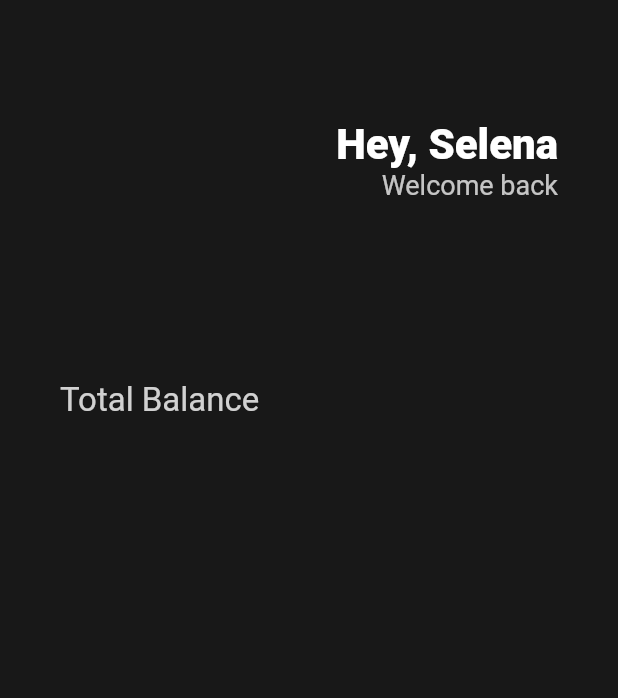
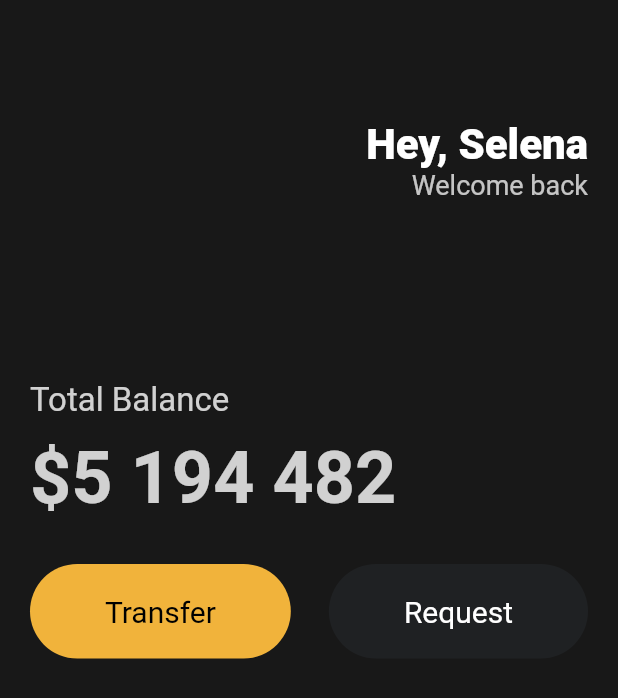
Before and after one commit to baekseungho/BitcoinWallet, a Flutter app: the screen it shows after launch, on a phone screen of 412 x 824 dp. Shown: the top 698 px of the screen. Run offline on Flutter 3.47's test engine with Material 2 defaults, Android fonts, the phone set to English and light mode, and no system bars.

Commit message:
create button class

```diff
--- a/lib/main.dart
+++ b/lib/main.dart
@@ -1,4 +1,5 @@
 import 'package:flutter/material.dart';
+import 'package:toonflix/widget/Button.dart';
 
 class Player {
   String? name;
@@ -9,20 +10,22 @@ class Player {
 void main() {
   var nico = Player();
   nico.name;
-  runApp(App());
+  runApp(const App());
 }
 
 class App extends StatelessWidget {
+  const App({super.key});
+
   @override
   Widget build(BuildContext context) {
     return MaterialApp(
       home: Scaffold(
-          backgroundColor: Color(0xFF181818),
+        backgroundColor: const Color(0xFF181818),
         body: Padding(
-            padding: EdgeInsets.symmetric(horizontal: 40),
+          padding: const EdgeInsets.symmetric(horizontal: 20),
           child:
               Column(crossAxisAlignment: CrossAxisAlignment.start, children: [
-              SizedBox(
+            const SizedBox(
               height: 80,
             ),
             Row(
@@ -47,19 +50,48 @@ class App extends StatelessWidget {
                       ),
                     ),
                   ],
-                  )
+                ),
               ],
             ),
-              SizedBox(
+            const SizedBox(
               height: 120,
             ),
             Text(
               'Total Balance',
+              style:
+                  TextStyle(fontSize: 22, color: Colors.white.withOpacity(0.8)),
+            ),
+            const SizedBox(
+              height: 10,
+            ),
+            Text(
+              '\$5 194 482',
               style: TextStyle(
-                    fontSize: 22, color: Colors.white.withOpacity(0.8)),
-              )
+                  fontSize: 48,
+                  fontWeight: FontWeight.w600,
+                  color: Colors.white.withOpacity(0.8)),
+            ),
+            const SizedBox(
+              height: 30,
+            ),
+            Row(
+              mainAxisAlignment: MainAxisAlignment.spaceBetween,
+              children: const [
+                Button(
+                  text: 'Transfer',
+                  bgColor: Color(0xFFF1B33B),
+                  textColor: Colors.black,
+                ),
+                Button(
+                  text: 'Request',
+                  bgColor: Color(0xFF1F2123),
+                  textColor: Colors.white,
+                ),
+              ],
+            ),
           ]),
-          )),
+        ),
+      ),
     );
   }
 }
--- /dev/null
+++ b/lib/widget/button.dart
@@ -0,0 +1,36 @@
+import 'package:flutter/material.dart';
+
+class Button extends StatelessWidget {
+  final String text;
+  final Color bgColor;
+  final Color textColor;
+
+  const Button({
+    super.key,
+    required this.text,
+    required this.bgColor,
+    required this.textColor,
+  });
+
+  @override
+  Widget build(BuildContext context) {
+    // TODO: implement build
+    return Container(
+      decoration: BoxDecoration(
+          color: bgColor, borderRadius: BorderRadius.circular(45)),
+      child: Padding(
+        padding: const EdgeInsets.symmetric(
+          vertical: 20,
+          horizontal: 50,
+        ),
+        child: Text(
+          text,
+          style: TextStyle(
+            color: textColor,
+            fontSize: 20,
+          ),
+        ),
+      ),
+    );
+  }
+}
```
Lines whose indentation alone changed are shown as unchanged.
